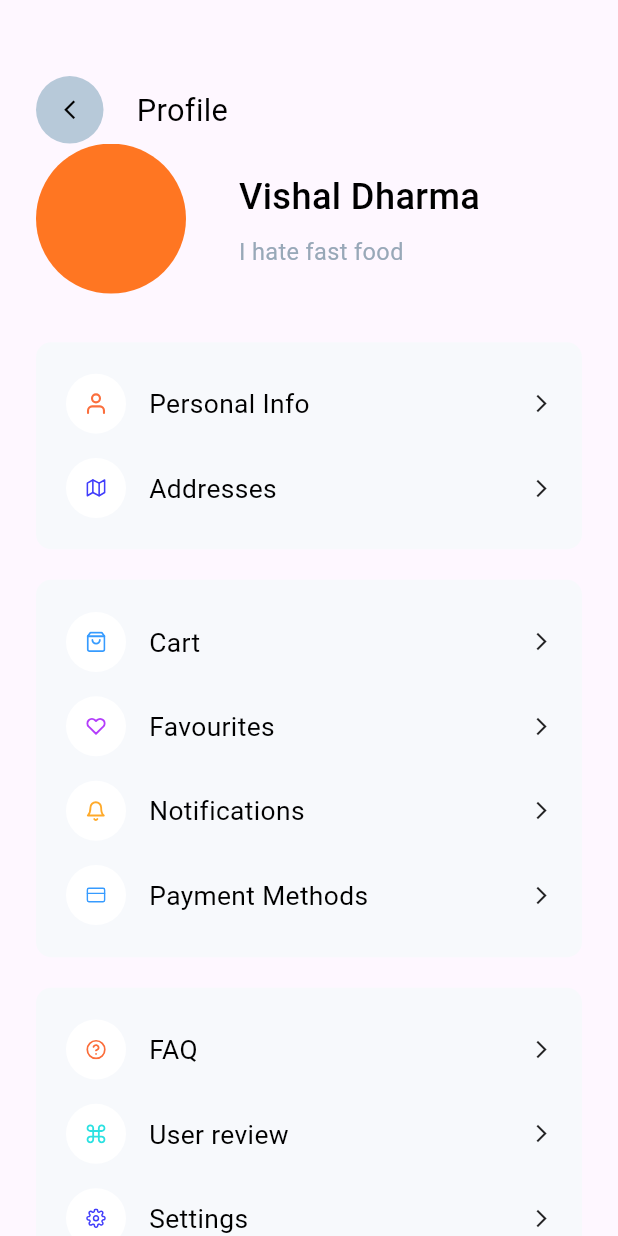
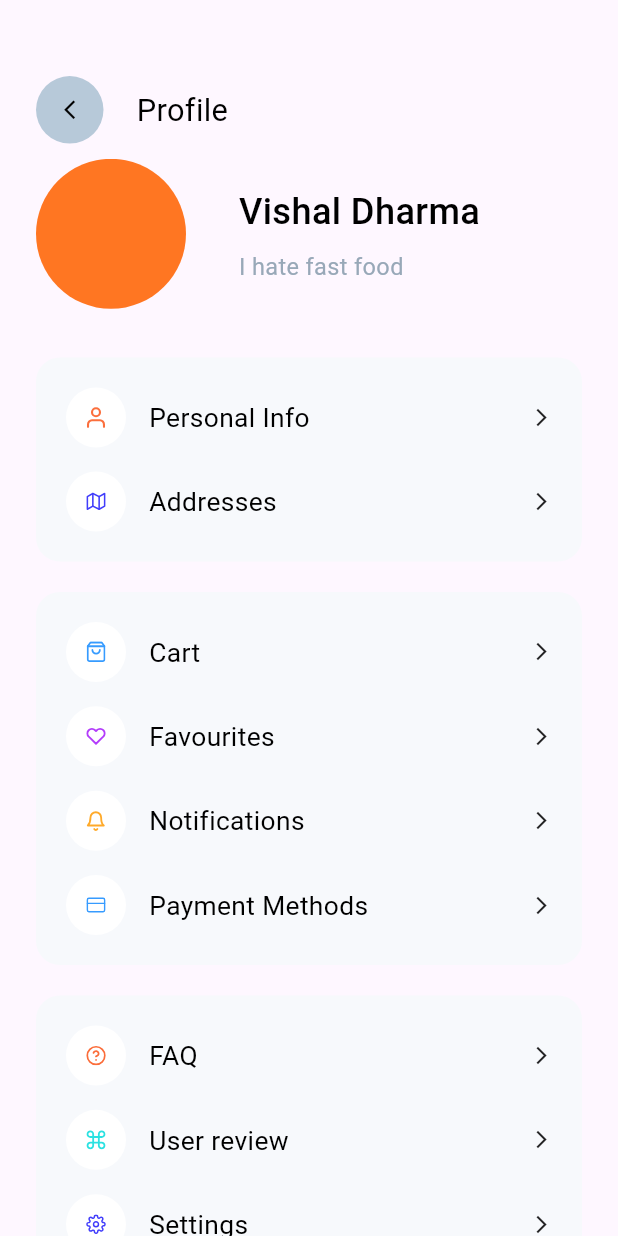
Before and after one commit to Teewhydot/food, a Flutter app: the screen it shows after launch, on a phone screen of 412 x 824 dp. Run offline on Flutter 3.47's test engine with Material 3 defaults, Android fonts, the phone set to English and light mode, and no system bars; our stand-ins replace avatar_glow, cached_network_image, carousel_slider, contained_tab_bar_view, dartz, firebase_auth and 12 more; missing offline and left inert: flutter_sliding_box; accounts and stored records are empty; Roboto replaces fonts that are missing (Sen).

Commit message:
Improvements to menu screen. Completed profile screen

```diff
--- a/lib/food/core/theme/colors.dart
+++ b/lib/food/core/theme/colors.dart
@@ -6,6 +6,7 @@ const Color kContainerColor = Color(0xff98A8B8);
 const Color kTextFieldColor = Color(0xffF0F5FA);
 const Color kAddressColor = Color(0xff676767);
 const Color kTextColorDark = Color(0xff32343E);
+const Color kTextColorValue = Color(0xff6B6E82);
 const Color kWhiteColor = Color(0xffFFFFFF);
 const Color kBlackColor = Color(0xff000000);
 const Color kGreyColor = Color(0xffB7C9D9);
--- a/lib/food/features/home/presentation/screens/menu.dart
+++ b/lib/food/features/home/presentation/screens/menu.dart
@@ -8,7 +8,6 @@ import 'package:food/food/core/theme/colors.dart';
 import 'package:food/food/features/auth/presentation/widgets/back_widget.dart';
 import 'package:food/food/features/home/presentation/widgets/circle_widget.dart';
 import 'package:food/food/features/home/presentation/widgets/menu_section_widget.dart';
-import 'package:food/food/features/onboarding/presentation/widgets/food_container.dart';
 import 'package:food/generated/assets.dart';
 import 'package:get/get.dart';
 
@@ -33,6 +32,7 @@ class Menu extends StatelessWidget {
               ),
             ],
           ),
+          10.verticalSpace,
           Expanded(
             child: ListView(
               children: [
@@ -61,12 +61,14 @@ class Menu extends StatelessWidget {
                   ],
                 ),
                 32.verticalSpace,
-                FoodContainer(
-                  height: 136,
+                Container(
                   width: 1.sw,
-                  color: kLightGreyColor,
-
+                  decoration: BoxDecoration(
+                    color: kLightGreyColor,
+                    borderRadius: BorderRadius.all(Radius.circular(16)),
+                  ),
                   child: Column(
+                    spacing: 16,
                     mainAxisAlignment: MainAxisAlignment.center,
                     children: [
                       MenuSectionWidget(
@@ -78,7 +80,6 @@ class Menu extends StatelessWidget {
                           height: 14,
                         ),
                       ),
-                      16.verticalSpace,
                       MenuSectionWidget(
                         title: "Addresses",
                         child: FImage(
@@ -92,10 +93,12 @@ class Menu extends StatelessWidget {
                   ).paddingAll(20),
                 ),
                 20.verticalSpace,
-                FoodContainer(
-                  color: kLightGreyColor,
-                  height: 248,
+                Container(
                   width: 1.sw,
+                  decoration: BoxDecoration(
+                    color: kLightGreyColor,
+                    borderRadius: BorderRadius.all(Radius.circular(16)),
+                  ),
                   child: Column(
                     mainAxisAlignment: MainAxisAlignment.center,
                     children: [
@@ -142,10 +145,12 @@ class Menu extends StatelessWidget {
                   ).paddingAll(20),
                 ),
                 20.verticalSpace,
-                FoodContainer(
-                  color: kLightGreyColor,
-                  height: 192,
+                Container(
                   width: 1.sw,
+                  decoration: BoxDecoration(
+                    color: kLightGreyColor,
+                    borderRadius: BorderRadius.all(Radius.circular(16)),
+                  ),
                   child: Column(
                     mainAxisAlignment: MainAxisAlignment.center,
                     children: [
@@ -182,10 +187,12 @@ class Menu extends StatelessWidget {
                   ).paddingAll(20),
                 ),
                 20.verticalSpace,
-                FoodContainer(
-                  color: kLightGreyColor,
-                  height: 80,
+                Container(
                   width: 1.sw,
+                  decoration: BoxDecoration(
+                    color: kLightGreyColor,
+                    borderRadius: BorderRadius.all(Radius.circular(16)),
+                  ),
                   child: Column(
                     mainAxisAlignment: MainAxisAlignment.center,
                     children: [
--- a/lib/main.dart
+++ b/lib/main.dart
@@ -3,9 +3,8 @@ import 'package:flutter_screenutil/flutter_screenutil.dart';
 import 'package:food/food/app/init.dart';
 import 'package:food/food/core/routes/getx_route_module.dart';
 import 'package:food/food/core/theme/theme.dart';
+import 'package:food/food/features/home/presentation/screens/menu.dart';
 import 'package:get/get.dart';
-
-import 'food/features/home/presentation/screens/menu.dart';
 
 void main() {
   // debugPaintSizeEnabled = true;
```
Also changed, not shown: lib/food/features/home/presentation/screens/personal_info.dart (added, +127 -0 lines), lib/food/features/home/presentation/widgets/personal_info_widget.dart (added, +44 -0 lines).
